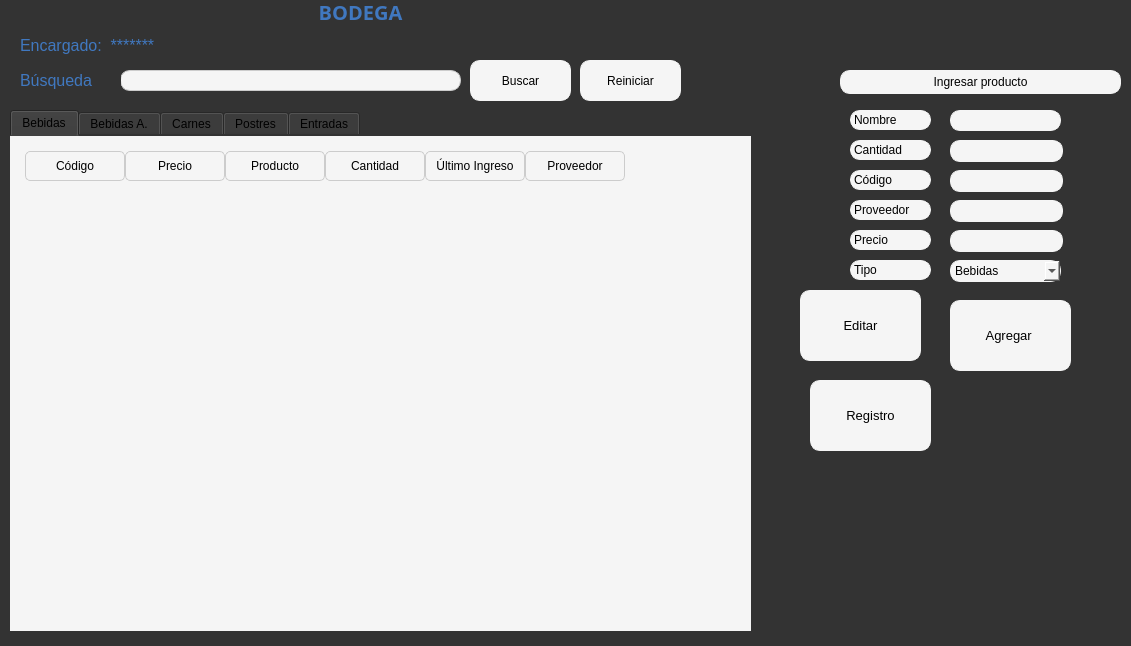
Qt form Ui/Almacen/u_almacen.ui (Kodegmxz/Proyecto) before a commit.
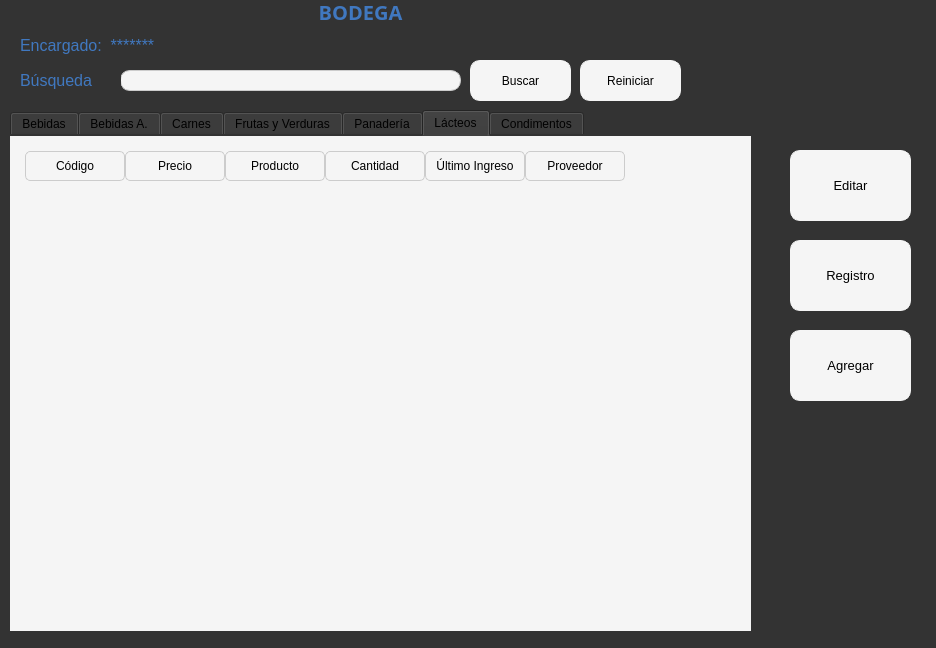
The same form after that commit.

The edit to the form file:
```diff
--- a/Ui/Almacen/u_almacen.ui
+++ b/Ui/Almacen/u_almacen.ui
@@ -6,8 +6,8 @@
    <rect>
     <x>0</x>
     <y>0</y>
-    <width>1131</width>
-    <height>646</height>
+    <width>936</width>
+    <height>648</height>
    </rect>
   </property>
   <property name="font">
@@ -30,6 +30,11 @@
      <height>21</height>
     </rect>
    </property>
+   <property name="font">
+    <font>
+     <family>Segoe UI Symbol</family>
+    </font>
+   </property>
    <property name="styleSheet">
     <string notr="true">QLineEdit {
     border: 1px solid #ccc;
@@ -155,7 +160,7 @@
 }</string>
    </property>
    <property name="currentIndex">
-    <number>0</number>
+    <number>5</number>
    </property>
    <widget class="QWidget" name="BEBIDAS">
     <property name="font">
@@ -166,7 +171,7 @@
     <attribute name="title">
      <string>Bebidas</string>
     </attribute>
-    <widget class="QTableWidget" name="tabla_producto">
+    <widget class="QTableWidget" name="tabla_bebidas">
      <property name="geometry">
       <rect>
        <x>10</x>
@@ -235,13 +240,13 @@
      </property>
     </widget>
     <zorder>label</zorder>
-    <zorder>tabla_producto</zorder>
+    <zorder>tabla_bebidas</zorder>
    </widget>
    <widget class="QWidget" name="BEBIDASA">
     <attribute name="title">
      <string>Bebidas A.</string>
     </attribute>
-    <widget class="QTableWidget" name="tabla_producto_2">
+    <widget class="QTableWidget" name="tabla_bebidasa">
      <property name="geometry">
       <rect>
        <x>10</x>
@@ -304,13 +309,13 @@
      </property>
     </widget>
     <zorder>label_2</zorder>
-    <zorder>tabla_producto_2</zorder>
+    <zorder>tabla_bebidasa</zorder>
    </widget>
    <widget class="QWidget" name="CARNES">
     <attribute name="title">
      <string>Carnes</string>
     </attribute>
-    <widget class="QTableWidget" name="tabla_producto_3">
+    <widget class="QTableWidget" name="tabla_carnes">
      <property name="geometry">
       <rect>
        <x>10</x>
@@ -373,13 +378,13 @@
      </property>
     </widget>
     <zorder>label_3</zorder>
-    <zorder>tabla_producto_3</zorder>
+    <zorder>tabla_carnes</zorder>
    </widget>
-   <widget class="QWidget" name="POSTRES">
+   <widget class="QWidget" name="Frutasyverduras">
     <attribute name="title">
-     <string>Postres</string>
+     <string>Frutas y Verduras</string>
     </attribute>
-    <widget class="QTableWidget" name="tabla_producto_4">
+    <widget class="QTableWidget" name="tabla_frutasyverduras">
      <property name="geometry">
       <rect>
        <x>10</x>
@@ -442,13 +447,13 @@
      </property>
     </widget>
     <zorder>label_4</zorder>
-    <zorder>tabla_producto_4</zorder>
+    <zorder>tabla_frutasyverduras</zorder>
    </widget>
-   <widget class="QWidget" name="ENTRADAS">
+   <widget class="QWidget" name="PANADERIA">
     <attribute name="title">
-     <string>Entradas</string>
+     <string>Panadería</string>
     </attribute>
-    <widget class="QTableWidget" name="tabla_producto_5">
+    <widget class="QTableWidget" name="tabla_panaderia">
      <property name="geometry">
       <rect>
        <x>10</x>
@@ -511,7 +516,149 @@
      </property>
     </widget>
     <zorder>label_5</zorder>
-    <zorder>tabla_producto_5</zorder>
+    <zorder>tabla_panaderia</zorder>
+   </widget>
+   <widget class="QWidget" name="Lacteos">
+    <attribute name="title">
+     <string>Lácteos</string>
+    </attribute>
+    <widget class="QTableWidget" name="tabla_lacteos">
+     <property name="geometry">
+      <rect>
+       <x>10</x>
+       <y>10</y>
+       <width>711</width>
+       <height>481</height>
+      </rect>
+     </property>
+     <property name="font">
+      <font>
+       <family>Segoe UI Symbol</family>
+       <pointsize>9</pointsize>
+      </font>
+     </property>
+     <property name="styleSheet">
+      <string notr="true">background-color: rgb(245, 245, 245);</string>
+     </property>
+     <property name="editTriggers">
+      <set>QAbstractItemView::NoEditTriggers</set>
+     </property>
+     <column>
+      <property name="text">
+       <string>Código</string>
+      </property>
+     </column>
+     <column>
+      <property name="text">
+       <string>Precio</string>
+      </property>
+     </column>
+     <column>
+      <property name="text">
+       <string>Producto</string>
+      </property>
+     </column>
+     <column>
+      <property name="text">
+       <string>Cantidad</string>
+      </property>
+     </column>
+     <column>
+      <property name="text">
+       <string>Último Ingreso</string>
+      </property>
+     </column>
+     <column>
+      <property name="text">
+       <string>Proveedor</string>
+      </property>
+     </column>
+    </widget>
+    <widget class="QLabel" name="label_6">
+     <property name="geometry">
+      <rect>
+       <x>0</x>
+       <y>0</y>
+       <width>741</width>
+       <height>501</height>
+      </rect>
+     </property>
+     <property name="styleSheet">
+      <string notr="true">background-color: rgb(245, 245, 245);</string>
+     </property>
+     <property name="text">
+      <string/>
+     </property>
+    </widget>
+    <zorder>label_6</zorder>
+    <zorder>tabla_lacteos</zorder>
+   </widget>
+   <widget class="QWidget" name="condimentos">
+    <attribute name="title">
+     <string>Condimentos</string>
+    </attribute>
+    <widget class="QLabel" name="label_7">
+     <property name="geometry">
+      <rect>
+       <x>0</x>
+       <y>0</y>
+       <width>741</width>
+       <height>501</height>
+      </rect>
+     </property>
+     <property name="styleSheet">
+      <string notr="true">background-color: rgb(245, 245, 245);</string>
+     </property>
+     <property name="text">
+      <string/>
+     </property>
+    </widget>
+    <widget class="QTableWidget" name="tabla_condimentos">
+     <property name="geometry">
+      <rect>
+       <x>10</x>
+       <y>10</y>
+       <width>711</width>
+       <height>481</height>
+      </rect>
+     </property>
+     <property name="styleSheet">
+      <string notr="true">background-color: rgb(245, 245, 245);</string>
+     </property>
+     <property name="editTriggers">
+      <set>QAbstractItemView::NoEditTriggers</set>
+     </property>
+     <column>
+      <property name="text">
+       <string>Código</string>
+      </property>
+     </column>
+     <column>
+      <property name="text">
+       <string>Precio</string>
+      </property>
+     </column>
+     <column>
+      <property name="text">
+       <string>Producto</string>
+      </property>
+     </column>
+     <column>
+      <property name="text">
+       <string>Cantidad</string>
+      </property>
+     </column>
+     <column>
+      <property name="text">
+       <string>Último Ingreso</string>
+      </property>
+     </column>
+     <column>
+      <property name="text">
+       <string>Proveedor</string>
+      </property>
+     </column>
+    </widget>
    </widget>
   </widget>
   <widget class="QPushButton" name="botonbuscar">
@@ -525,6 +672,7 @@
    </property>
    <property name="font">
     <font>
+     <family>Segoe UI Symbol</family>
      <pointsize>9</pointsize>
     </font>
    </property>
@@ -550,6 +698,7 @@
    </property>
    <property name="font">
     <font>
+     <family>Segoe UI Symbol</family>
      <pointsize>9</pointsize>
     </font>
    </property>
@@ -568,14 +717,15 @@
   <widget class="QPushButton" name="editar">
    <property name="geometry">
     <rect>
-     <x>800</x>
-     <y>290</y>
+     <x>790</x>
+     <y>150</y>
      <width>121</width>
      <height>71</height>
     </rect>
    </property>
    <property name="font">
     <font>
+     <family>Segoe UI Symbol</family>
      <pointsize>10</pointsize>
     </font>
    </property>
@@ -592,44 +742,18 @@
     <string>Editar</string>
    </property>
   </widget>
-  <widget class="QPushButton" name="agregar">
-   <property name="geometry">
-    <rect>
-     <x>950</x>
-     <y>300</y>
-     <width>121</width>
-     <height>71</height>
-    </rect>
-   </property>
-   <property name="font">
-    <font>
-     <pointsize>10</pointsize>
-    </font>
-   </property>
-   <property name="styleSheet">
-    <string notr="true">QPushButton {
-        background-color: #f5f5f5;
-        border: 1px solid #f5f5f5;
-        border-radius: 10px;
-        padding: 10px 20px;
-    }
-</string>
-   </property>
-   <property name="text">
-    <string>Agregar </string>
-   </property>
-  </widget>
   <widget class="QPushButton" name="Registro">
    <property name="geometry">
     <rect>
-     <x>810</x>
-     <y>380</y>
+     <x>790</x>
+     <y>240</y>
      <width>121</width>
      <height>71</height>
     </rect>
    </property>
    <property name="font">
     <font>
+     <family>Segoe UI Symbol</family>
      <pointsize>10</pointsize>
     </font>
    </property>
@@ -646,325 +770,48 @@
     <string>Registro</string>
    </property>
   </widget>
-  <widget class="QLabel" name="Productoprecio_4">
+  <widget class="QPushButton" name="agregar_2">
    <property name="geometry">
     <rect>
-     <x>850</x>
-     <y>110</y>
-     <width>81</width>
-     <height>20</height>
+     <x>790</x>
+     <y>330</y>
+     <width>121</width>
+     <height>71</height>
     </rect>
    </property>
    <property name="font">
     <font>
      <family>Segoe UI Symbol</family>
+     <pointsize>10</pointsize>
     </font>
    </property>
    <property name="styleSheet">
-    <string notr="true">QLabel {
-    background-color: #f5f5f5;
-    border: 1px solid #f5f5f5;
-    border-radius: 10px;
-}</string>
+    <string notr="true">QPushButton {
+        background-color: #f5f5f5;
+        border: 1px solid #f5f5f5;
+        border-radius: 10px;
+        padding: 10px 20px;
+    }
+</string>
    </property>
    <property name="text">
-    <string>Nombre</string>
+    <string>Agregar</string>
    </property>
   </widget>
-  <widget class="QLabel" name="titulo_bodega_2">
+  <widget class="QLabel" name="label_8">
    <property name="geometry">
     <rect>
-     <x>840</x>
-     <y>70</y>
-     <width>281</width>
-     <height>24</height>
+     <x>0</x>
+     <y>0</y>
+     <width>941</width>
+     <height>641</height>
     </rect>
-   </property>
-   <property name="styleSheet">
-    <string notr="true">QLabel {
-	font: 63 italic 10pt &quot;Sitka Small Semibold&quot;;
-    background-color: #f5f5f5;
-    border: 1px solid #f5f5f5;
-    border-radius: 10px;
-}</string>
-   </property>
-   <property name="text">
-    <string>Ingresar producto</string>
-   </property>
-   <property name="alignment">
-    <set>Qt::AlignCenter</set>
-   </property>
-  </widget>
-  <widget class="QComboBox" name="comboBox">
-   <property name="geometry">
-    <rect>
-     <x>950</x>
-     <y>260</y>
-     <width>111</width>
-     <height>22</height>
-    </rect>
-   </property>
-   <property name="styleSheet">
-    <string notr="true">QComboBox {
-    background-color: #f5f5f5;
-    border: 1px solid #f5f5f5;
-    border-radius: 10px;
-    color: black; /* Asegura que el texto sea visible */
-}
-
-QComboBox QAbstractItemView {
-    background-color: #f5f5f5;
-    color: black; /* Color del texto en el menú desplegable */
-}
-QComboBox::item:selected {
-    background-color: #dcdcdc; /* Fondo del texto seleccionado */
-    color: black; /* Color del texto seleccionado */
-}</string>
-   </property>
-   <item>
-    <property name="text">
-     <string>Bebidas</string>
-    </property>
-   </item>
-   <item>
-    <property name="text">
-     <string>Bebidas A.</string>
-    </property>
-   </item>
-   <item>
-    <property name="text">
-     <string>Carnes</string>
-    </property>
-   </item>
-   <item>
-    <property name="text">
-     <string>Postres</string>
-    </property>
-   </item>
-   <item>
-    <property name="text">
-     <string>Entradas</string>
-    </property>
-   </item>
-  </widget>
-  <widget class="QLineEdit" name="linecodigo">
-   <property name="geometry">
-    <rect>
-     <x>950</x>
-     <y>170</y>
-     <width>113</width>
-     <height>22</height>
-    </rect>
-   </property>
-   <property name="styleSheet">
-    <string notr="true">QLineEdit
-{
-    background-color: #f5f5f5;
-    border: 1px solid #f5f5f5;
-    border-radius: 10px;
-}</string>
-   </property>
-  </widget>
-  <widget class="QLineEdit" name="lineproveedor">
-   <property name="geometry">
-    <rect>
-     <x>950</x>
-     <y>200</y>
-     <width>113</width>
-     <height>22</height>
-    </rect>
-   </property>
-   <property name="styleSheet">
-    <string notr="true">QLineEdit
-{
-    background-color: #f5f5f5;
-    border: 1px solid #f5f5f5;
-    border-radius: 10px;
-}</string>
-   </property>
-  </widget>
-  <widget class="QLineEdit" name="linenombre">
-   <property name="geometry">
-    <rect>
-     <x>950</x>
-     <y>110</y>
-     <width>111</width>
-     <height>21</height>
-    </rect>
-   </property>
-   <property name="styleSheet">
-    <string notr="true">QLineEdit
-{
-    background-color: #f5f5f5;
-    border: 1px solid #f5f5f5;
-    border-radius: 10px;
-}</string>
    </property>
    <property name="text">
     <string/>
    </property>
   </widget>
-  <widget class="QLineEdit" name="linecantidad">
-   <property name="geometry">
-    <rect>
-     <x>950</x>
-     <y>140</y>
-     <width>113</width>
-     <height>22</height>
-    </rect>
-   </property>
-   <property name="styleSheet">
-    <string notr="true">QLineEdit
-{
-    background-color: #f5f5f5;
-    border: 1px solid #f5f5f5;
-    border-radius: 10px;
-}</string>
-   </property>
-  </widget>
-  <widget class="QLabel" name="productoproveedor">
-   <property name="geometry">
-    <rect>
-     <x>850</x>
-     <y>200</y>
-     <width>81</width>
-     <height>20</height>
-    </rect>
-   </property>
-   <property name="font">
-    <font>
-     <family>Segoe UI Symbol</family>
-    </font>
-   </property>
-   <property name="styleSheet">
-    <string notr="true">QLabel {
-    background-color: #f5f5f5;
-    border: 1px solid #f5f5f5;
-    border-radius: 10px;
-}</string>
-   </property>
-   <property name="text">
-    <string>Proveedor</string>
-   </property>
-  </widget>
-  <widget class="QLabel" name="Productoprecio_2">
-   <property name="geometry">
-    <rect>
-     <x>850</x>
-     <y>260</y>
-     <width>81</width>
-     <height>20</height>
-    </rect>
-   </property>
-   <property name="font">
-    <font>
-     <family>Segoe UI Symbol</family>
-    </font>
-   </property>
-   <property name="styleSheet">
-    <string notr="true">QLabel {
-    background-color: #f5f5f5;
-    border: 1px solid #f5f5f5;
-    border-radius: 10px;
-}</string>
-   </property>
-   <property name="text">
-    <string>Tipo</string>
-   </property>
-  </widget>
-  <widget class="QLineEdit" name="lineprecio">
-   <property name="geometry">
-    <rect>
-     <x>950</x>
-     <y>230</y>
-     <width>113</width>
-     <height>22</height>
-    </rect>
-   </property>
-   <property name="styleSheet">
-    <string notr="true">QLineEdit
-{
-    background-color: #f5f5f5;
-    border: 1px solid #f5f5f5;
-    border-radius: 10px;
-}</string>
-   </property>
-  </widget>
-  <widget class="QLabel" name="Productoprecio_3">
-   <property name="geometry">
-    <rect>
-     <x>850</x>
-     <y>140</y>
-     <width>81</width>
-     <height>20</height>
-    </rect>
-   </property>
-   <property name="font">
-    <font>
-     <family>Segoe UI Symbol</family>
-    </font>
-   </property>
-   <property name="styleSheet">
-    <string notr="true">QLabel {
-    background-color: #f5f5f5;
-    border: 1px solid #f5f5f5;
-    border-radius: 10px;
-}</string>
-   </property>
-   <property name="text">
-    <string>Cantidad</string>
-   </property>
-  </widget>
-  <widget class="QLabel" name="Productoprecio">
-   <property name="geometry">
-    <rect>
-     <x>850</x>
-     <y>230</y>
-     <width>81</width>
-     <height>20</height>
-    </rect>
-   </property>
-   <property name="font">
-    <font>
-     <family>Segoe UI Symbol</family>
-    </font>
-   </property>
-   <property name="styleSheet">
-    <string notr="true">QLabel {
-    background-color: #f5f5f5;
-    border: 1px solid #f5f5f5;
-    border-radius: 10px;
-}</string>
-   </property>
-   <property name="text">
-    <string>Precio</string>
-   </property>
-  </widget>
-  <widget class="QLabel" name="productoproveedor_2">
-   <property name="geometry">
-    <rect>
-     <x>850</x>
-     <y>170</y>
-     <width>81</width>
-     <height>20</height>
-    </rect>
-   </property>
-   <property name="font">
-    <font>
-     <family>Segoe UI Symbol</family>
-    </font>
-   </property>
-   <property name="styleSheet">
-    <string notr="true">QLabel {
-    background-color: #f5f5f5;
-    border: 1px solid #f5f5f5;
-    border-radius: 10px;
-}</string>
-   </property>
-   <property name="text">
-    <string>Código</string>
-   </property>
-  </widget>
+  <zorder>label_8</zorder>
   <zorder>tabWidget</zorder>
   <zorder>barrabusqueda</zorder>
   <zorder>lbl_busqueda</zorder>
@@ -973,21 +820,8 @@
   <zorder>botonbuscar</zorder>
   <zorder>botonreset</zorder>
   <zorder>editar</zorder>
-  <zorder>agregar</zorder>
   <zorder>Registro</zorder>
-  <zorder>Productoprecio_4</zorder>
-  <zorder>titulo_bodega_2</zorder>
-  <zorder>comboBox</zorder>
-  <zorder>linecodigo</zorder>
-  <zorder>lineproveedor</zorder>
-  <zorder>linenombre</zorder>
-  <zorder>linecantidad</zorder>
-  <zorder>productoproveedor</zorder>
-  <zorder>Productoprecio_2</zorder>
-  <zorder>lineprecio</zorder>
-  <zorder>Productoprecio_3</zorder>
-  <zorder>Productoprecio</zorder>
-  <zorder>productoproveedor_2</zorder>
+  <zorder>agregar_2</zorder>
  </widget>
  <resources/>
  <connections/>
```
